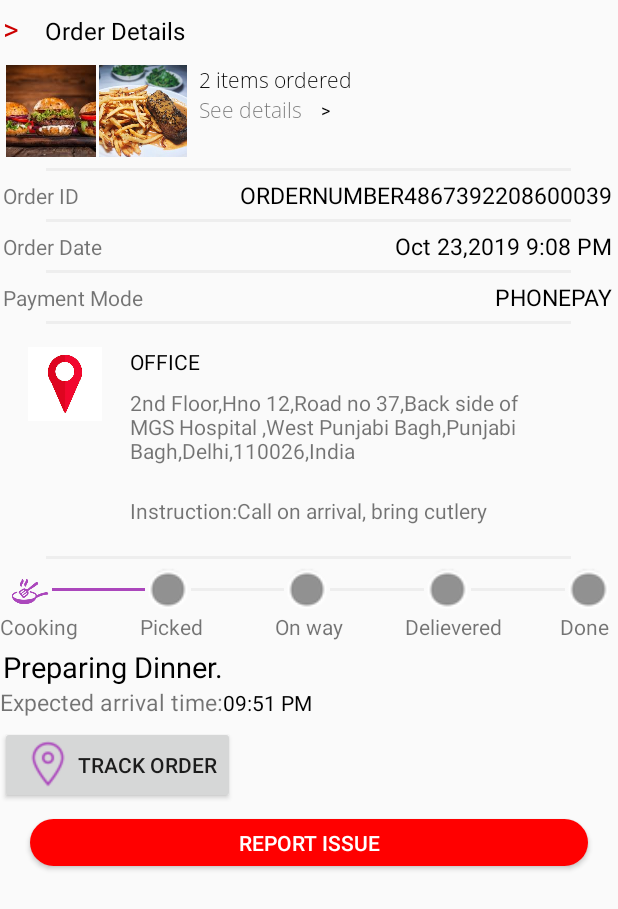
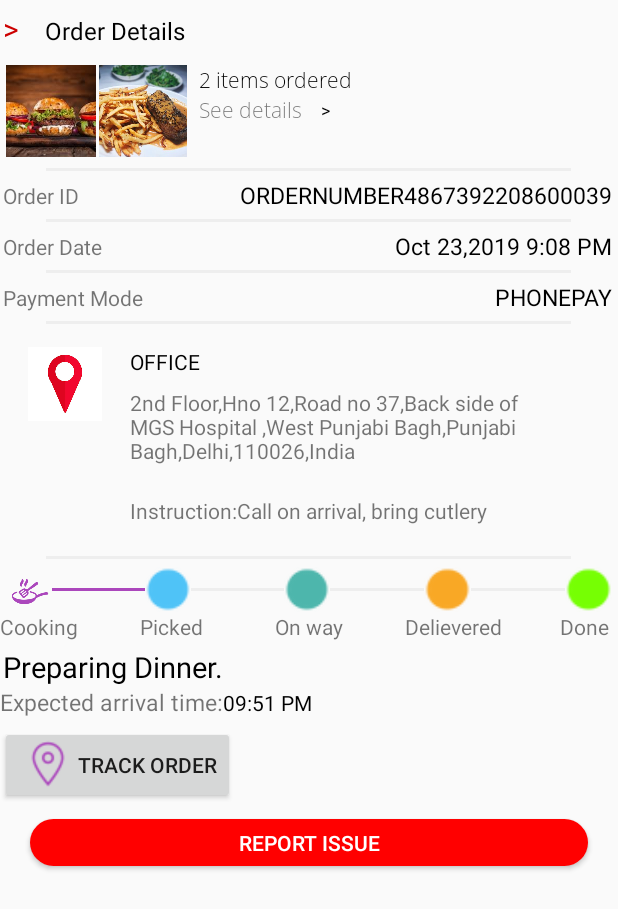
Before and after one commit to saurabh277/Assignment-, an Android app: the screen it shows after launch (MainActivity), on a phone screen of 412 x 824 dp. Shown: the top 909 px of the screen. Run offline under Robolectric (Android 15) with nearby library versions, the phone set to English and light mode, and no system bars.

Commit message:
assignment

```diff
--- a/app/src/main/java/com/example/assignment/MainActivity.java
+++ b/app/src/main/java/com/example/assignment/MainActivity.java
@@ -1,14 +1,75 @@
 package com.example.assignment;
 
 import androidx.appcompat.app.AppCompatActivity;
+import androidx.core.content.ContextCompat;
 
+import android.app.PendingIntent;
+import android.graphics.Color;
+import android.os.AsyncTask;
 import android.os.Bundle;
+import android.os.Handler;
+import android.util.Log;
+import android.view.View;
+import android.widget.ImageView;
+
+import java.util.Random;
+import java.util.Timer;
+import java.util.TimerTask;
+
+import static android.app.PendingIntent.getActivity;
 
 public class MainActivity extends AppCompatActivity {
 
+    View view1,view2,view3;
+    Random ran=new Random();
+    public  static final String TAG ="ASYNC";
+    private int position=0;
+    ImageView img[]=new ImageView[4];
+    View view[]=new View[3];
     @Override
     protected void onCreate(Bundle savedInstanceState) {
         super.onCreate(savedInstanceState);
         setContentView(R.layout.activity_main);
+        img[0]=findViewById(R.id.Picked);
+        img[1]=findViewById(R.id.Onway);
+        img[2]=findViewById(R.id.Delievered);
+        img[3]=findViewById(R.id.Done);
+        view[0]=findViewById(R.id.view1);
+        view[1]=findViewById(R.id.view2);
+        view[2]=findViewById(R.id.view3);
+        Count c=new Count();
+        c.execute(4);
+    }
+    class Count extends AsyncTask<Integer,Integer,Void>{
+
+        @Override
+        protected Void doInBackground(Integer... integers) {
+            Log.d(TAG,"doInBackground : started");
+            int n=integers[0];
+            for(int i=0;i<n;i++)
+            {
+                // wait1sec();
+                try {
+                    Thread.sleep(5000);
+                } catch (InterruptedException e) {
+                    e.printStackTrace();
+                }
+                publishProgress(i);
+            }
+            Log.d(TAG,"doInBackground : ended");
+            return null;
+        }
+
+        @Override
+        protected void onProgressUpdate(Integer... values) {
+            super.onProgressUpdate(values);
+            Log.d(TAG, String.valueOf(img[position]));
+            img[position].setBackgroundResource(R.drawable.cooking);
+            if(position<3) {
+                view[position].setBackgroundColor(Color.rgb(171, 71, 188));
+            }
+            position++;
+        }
+
     }
 }
--- a/app/src/main/res/layout/activity_main.xml
+++ b/app/src/main/res/layout/activity_main.xml
@@ -266,7 +266,26 @@
 
 
         <ImageView
+            android:id="@+id/Picked"
             android:layout_width="0dp"
+            android:layout_weight="1"
+            android:layout_gravity="center"
+            android:backgroundTint="#4fc3f7"
+            android:layout_height="30dp"
+            android:background="@android:drawable/presence_invisible"
+            android:drawableTop="@drawable/ic_launcher_foreground" />
+
+        <View
+            android:id="@+id/view1"
+            android:layout_width="0dp"
+            android:layout_weight="2"
+            android:background="#eeeeee"
+            android:layout_height="2dp"
+            android:layout_gravity="center"/>
+        <ImageView
+            android:id="@+id/Onway"
+            android:layout_width="0dp"
+            android:backgroundTint="#4db6ac"
             android:layout_weight="1"
             android:layout_gravity="center"
             android:layout_height="30dp"
@@ -274,43 +293,35 @@
             android:drawableTop="@drawable/ic_launcher_foreground" />
 
         <View
-            android:layout_width="0dp"
-            android:layout_weight="2"
-            android:background="#eeeeee"
-            android:layout_height="2dp"
-            android:layout_gravity="center"/>
-        <ImageView
-            android:layout_width="0dp"
-            android:layout_weight="1"
-            android:layout_gravity="center"
-            android:layout_height="30dp"
-            android:background="@android:drawable/presence_invisible"
-            android:drawableTop="@drawable/ic_launcher_foreground" />
-
-        <View
+            android:id="@+id/view2"
             android:layout_width="0dp"
             android:layout_weight="2"
             android:layout_gravity="center"
             android:background="#eeeeee"
             android:layout_height="2dp"/>
         <ImageView
+            android:id="@+id/Delievered"
             android:layout_width="0dp"
             android:layout_weight="1"
             android:layout_gravity="center"
+            android:backgroundTint="#f9a825"
             android:layout_height="30dp"
             android:background="@android:drawable/presence_invisible"
             android:drawableTop="@drawable/ic_launcher_foreground" />
 
         <View
+            android:id="@+id/view3"
             android:layout_width="0dp"
             android:layout_gravity="center"
             android:layout_weight="2"
             android:background="#eeeeee"
             android:layout_height="2dp"/>
         <ImageView
+            android:id="@+id/Done"
             android:layout_width="0dp"
             android:layout_weight="1"
             android:layout_gravity="center"
+            android:backgroundTint="#76ff03"
             android:layout_height="30dp"
             android:background="@android:drawable/presence_invisible"
             android:drawableTop="@drawable/ic_launcher_foreground" />
```
